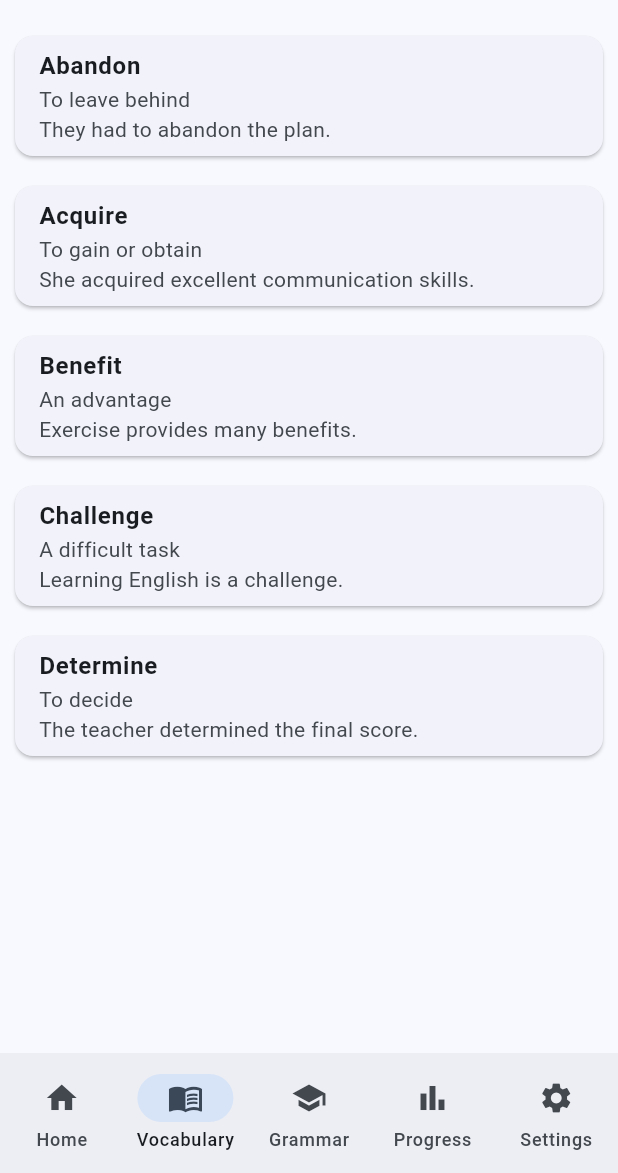
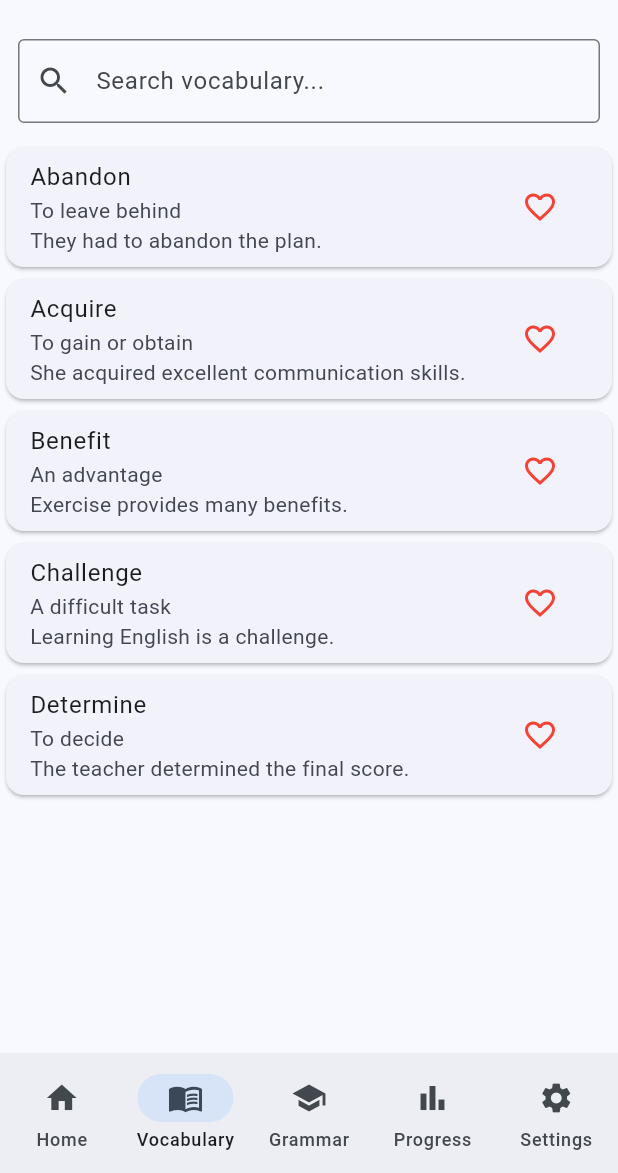
Before and after one commit to skmdrazib/odyssey-ielts, a Flutter app: the screen it shows after launch, item 2 of the bottom bar chosen, on a phone screen of 412 x 824 dp, the part 63-1236 px from its top. Run offline on Flutter 3.47's test engine with Material 3 defaults, Android fonts, the phone set to English and light mode, and no system bars; our stand-ins replace flutter_riverpod, sqflite; accounts and stored records are empty.

```diff
--- a/lib/features/vocabulary/pages/vocabulary_page.dart
+++ b/lib/features/vocabulary/pages/vocabulary_page.dart
@@ -1,32 +1,87 @@
 import 'package:flutter/material.dart';
+import 'package:flutter_riverpod/flutter_riverpod.dart';
 
 import '../data/vocabulary_data.dart';
+import '../providers/vocabulary_provider.dart';
 
-class VocabularyPage extends StatelessWidget {
+class VocabularyPage extends ConsumerWidget {
   const VocabularyPage({super.key});
 
   @override
-  Widget build(BuildContext context) {
-    return ListView.builder(
-      itemCount: vocabularyWords.length,
+  Widget build(BuildContext context, WidgetRef ref) {
+    final search = ref.watch(searchProvider);
+
+    final filteredWords = vocabularyWords.where((word) {
+      return word.word.toLowerCase().contains(
+        search.toLowerCase(),
+      );
+    }).toList();
+
+    return Column(
+      children: [
+        Padding(
+          padding: const EdgeInsets.all(12),
+          child: TextField(
+            decoration: const InputDecoration(
+              hintText: 'Search vocabulary...',
+              border: OutlineInputBorder(),
+              prefixIcon: Icon(Icons.search),
+            ),
+            onChanged: (value) {
+              ref.read(searchProvider.notifier).state = value;
+            },
+          ),
+        ),
+
+        Expanded(
+          child: ListView.builder(
+            itemCount: filteredWords.length,
             itemBuilder: (context, index) {
-        final word = vocabularyWords[index];
+              final word = filteredWords[index];
+
+              final favorites =
+                  ref.watch(favoriteWordsProvider);
+
+              final isFavorite =
+                  favorites.contains(word.word);
 
               return Card(
-          margin: const EdgeInsets.all(10),
                 child: ListTile(
-            title: Text(
-              word.word,
-              style: const TextStyle(
-                fontWeight: FontWeight.bold,
-              ),
-            ),
+                  title: Text(word.word),
                   subtitle: Text(
                     '${word.meaning}\n${word.example}',
+                  ),
+                  trailing: IconButton(
+                    icon: Icon(
+                      isFavorite
+                          ? Icons.favorite
+                          : Icons.favorite_border,
+                      color: Colors.red,
+                    ),
+                    onPressed: () {
+                      final current =
+                          [...favorites];
+
+                      if (isFavorite) {
+                        current.remove(word.word);
+                      } else {
+                        current.add(word.word);
+                      }
+
+                      ref
+                          .read(
+                            favoriteWordsProvider
+                                .notifier,
+                          )
+                          .state = current;
+                    },
                   ),
                 ),
               );
             },
+          ),
+        ),
+      ],
     );
   }
 }
--- /dev/null
+++ b/lib/features/vocabulary/providers/vocabulary_provider.dart
@@ -0,0 +1,9 @@
+import 'package:flutter_riverpod/legacy.dart';
+
+final searchProvider = StateProvider<String>((ref) {
+  return '';
+});
+
+final favoriteWordsProvider = StateProvider<List<String>>((ref) {
+  return [];
+});
--- a/lib/main.dart
+++ b/lib/main.dart
@@ -1,8 +1,16 @@
 import 'package:flutter/material.dart';
 import 'features/vocabulary/pages/vocabulary_page.dart';
+import 'package:flutter_riverpod/flutter_riverpod.dart';
+import 'features/progress/pages/progress_page.dart';
+import 'features/home/home_page.dart';
+
 
 void main() {
-  runApp(const OdysseyApp());
+  runApp(
+    const ProviderScope(
+      child: OdysseyApp(),
+    ),
+  );
 }
 
 class OdysseyApp extends StatelessWidget {
@@ -33,12 +41,13 @@ class _MainNavigationPageState extends State<MainNavigationPage> {
   int currentIndex = 0;
 
 final pages = const [
-  Center(child: Text('Home')),
+  HomePage(),
   VocabularyPage(),
   Center(child: Text('Grammar')),
-  Center(child: Text('Progress')),
+  ProgressPage(),
   Center(child: Text('Settings')),
 ];
+
 
   @override
   Widget build(BuildContext context) {
```
Also changed, not shown: lib/core/database/database_service.dart (added, +39 -0 lines), lib/features/home/home_page.dart (added, +35 -0 lines), lib/features/progress/models/progress_item.dart (added, +9 -0 lines), lib/features/progress/pages/progress_page.dart (added, +14 -0 lines), lib/features/vocabulary/data/favorite_repository.dart (added, +32 -0 lines), lib/features/vocabulary/models/daily_word.dart (added, +9 -0 lines), lib/features/vocabulary/providers/daily_word_provider.dart (added, +7 -0 lines). Lines whose indentation alone changed are shown as unchanged.
